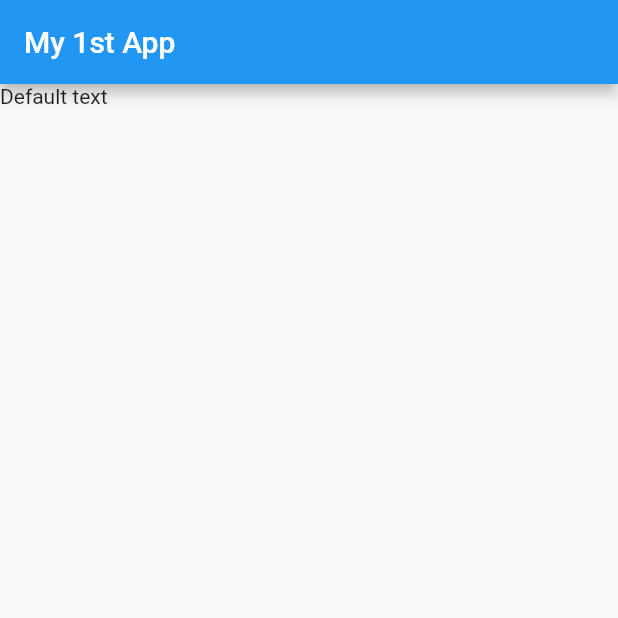
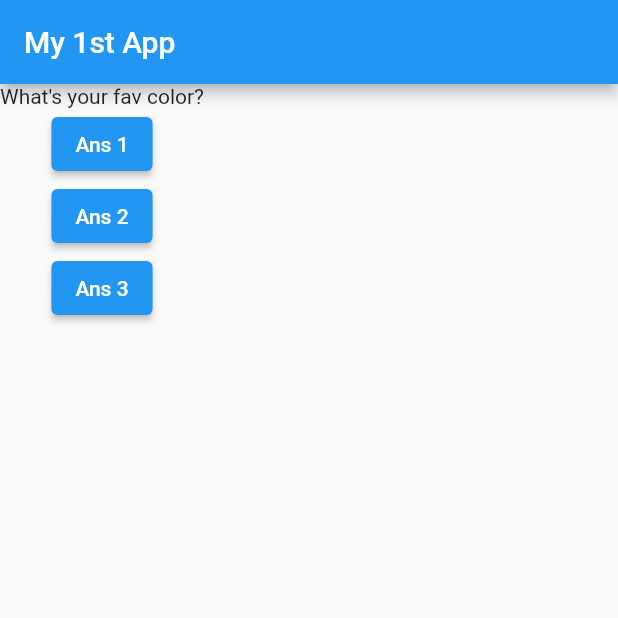
Before and after one commit to sailor95/flutter-quiz-app, a Flutter app: the screen it shows after launch, on a phone screen of 412 x 824 dp, the top half of it. Run offline on Flutter 3.47's test engine with Material 2 defaults, Android fonts, the phone set to English and light mode, and no system bars.

```diff
--- a/lib/main.dart
+++ b/lib/main.dart
@@ -1,18 +1,55 @@
 import 'package:flutter/material.dart';
 
-void main() {
-  runApp(MyApp());
+import './question.dart';
+
+void main() => runApp(MyApp());
+
+class MyApp extends StatefulWidget {
+  @override
+  State<StatefulWidget> createState() {
+    return _MyAppState();
+  }
 }
 
-class MyApp extends StatelessWidget {
+// _ means private class
+class _MyAppState extends State<MyApp> {
+  var _qIdx = 0;
+
+  void _ansQuestion() {
+    setState(() {
+      _qIdx++;
+    });
+  }
+
   @override
   Widget build(BuildContext ctx) {
+    var qs = [
+      'What\'s your fav color?',
+      'What\'s your fav animal?',
+    ];
+
     return MaterialApp(
       home: Scaffold(
         appBar: AppBar(
           title: Text('My 1st App'),
         ),
-        body: Text('Default text'),
+        body: Column(
+          children: [
+            Question(qs[_qIdx]),
+            ElevatedButton(
+              child: Text('Ans 1'),
+              onPressed: _ansQuestion,
+            ),
+            ElevatedButton(
+              child: Text('Ans 2'),
+              onPressed: _ansQuestion,
+            ),
+            ElevatedButton(
+              child: Text('Ans 3'),
+              onPressed: _ansQuestion,
+            ),
+          ],
+        ),
       ),
     );
   }
--- /dev/null
+++ b/lib/question.dart
@@ -0,0 +1,12 @@
+import 'package:flutter/material.dart';
+
+class Question extends StatelessWidget {
+  String qText;
+
+  Question(this.qText); // Constructor
+
+  @override
+  Widget build(BuildContext ctx) {
+    return Text(qText);
+  }
+}
```
